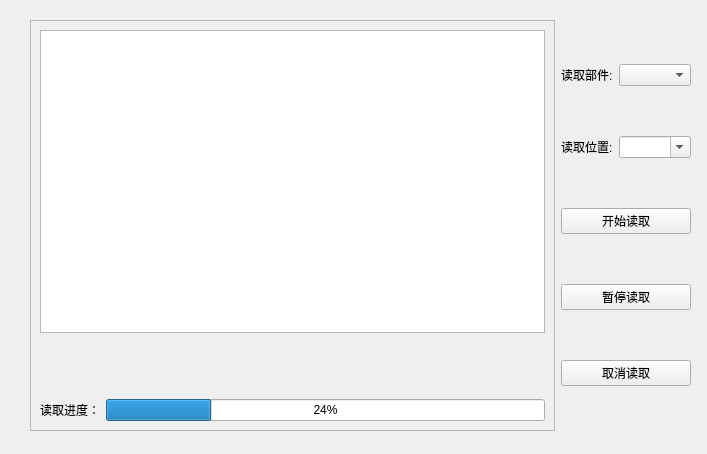
The window that ReadFile.ui (flamboyante/file-tools) describes before a commit, drawn with Qt 5.
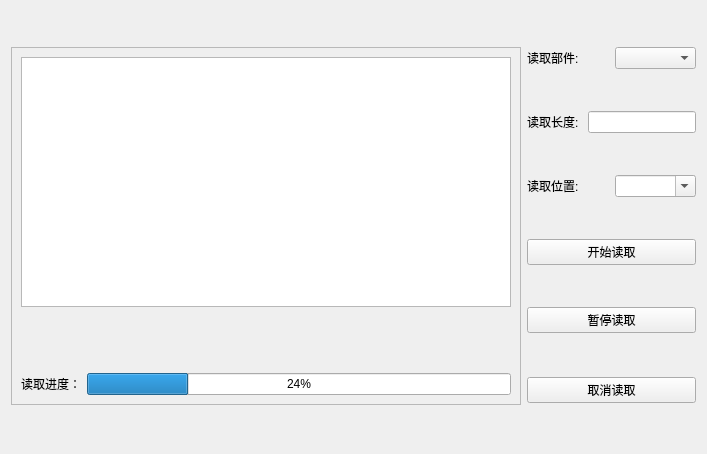
The same window after the commit. Custom widgets are drawn as their Qt base class.

Commit message:
(ReadfeatWindow): 增加读取长度选择功能
- 在界面上添加读取长度选择下拉框，提供常用长度选项
- 实现读取长度的获取和传递，支持不同长度的读取操作
- 自动修改存储readflash文件名

Diff of the .ui file:
```diff
--- a/ReadFile.ui
+++ b/ReadFile.ui
@@ -37,17 +37,8 @@
   <property name="windowTitle">
    <string>Flash</string>
   </property>
-  <widget class="QWidget" name="layoutWidget">
-   <property name="geometry">
-    <rect>
-     <x>30</x>
-     <y>20</y>
-     <width>661</width>
-     <height>411</height>
-    </rect>
-   </property>
-   <layout class="QHBoxLayout" name="horizontalLayout_4">
-    <item>
+  <layout class="QGridLayout" name="gridLayout_2">
+   <item row="0" column="0" rowspan="6">
      <widget class="QFrame" name="frame">
       <property name="frameShape">
        <enum>QFrame::StyledPanel</enum>
@@ -100,12 +91,16 @@
       </layout>
      </widget>
     </item>
-    <item>
-     <layout class="QVBoxLayout" name="verticalLayout_2">
-      <item>
+   <item row="0" column="1">
        <layout class="QHBoxLayout" name="horizontalLayout_2">
         <item>
          <widget class="QLabel" name="label">
+       <property name="sizePolicy">
+        <sizepolicy hsizetype="Minimum" vsizetype="Preferred">
+         <horstretch>0</horstretch>
+         <verstretch>0</verstretch>
+        </sizepolicy>
+       </property>
           <property name="text">
            <string>读取部件:</string>
           </property>
@@ -126,7 +121,7 @@
         </item>
        </layout>
       </item>
-      <item>
+   <item row="2" column="1">
        <layout class="QHBoxLayout" name="horizontalLayout_3">
         <item>
          <widget class="QLabel" name="label_2">
@@ -153,32 +148,71 @@
         </item>
        </layout>
       </item>
-      <item>
+   <item row="3" column="1">
        <widget class="QPushButton" name="pushButton_ReadBegin">
         <property name="text">
          <string>开始读取</string>
         </property>
        </widget>
       </item>
-      <item>
+   <item row="4" column="1">
        <widget class="QPushButton" name="pushButton_ReadInit">
         <property name="text">
          <string>暂停读取</string>
         </property>
        </widget>
       </item>
-      <item>
+   <item row="5" column="1">
        <widget class="QPushButton" name="pushButton_ReadCancel">
         <property name="text">
          <string>取消读取</string>
         </property>
        </widget>
       </item>
+   <item row="1" column="1">
+    <layout class="QHBoxLayout" name="horizontalLayout_4">
+     <item>
+      <widget class="QLabel" name="label_3">
+       <property name="sizePolicy">
+        <sizepolicy hsizetype="Fixed" vsizetype="Preferred">
+         <horstretch>112</horstretch>
+         <verstretch>0</verstretch>
+        </sizepolicy>
+       </property>
+       <property name="text">
+        <string>读取长度: </string>
+       </property>
+      </widget>
+     </item>
+     <item>
+      <widget class="EditableComboBox" name="comboBox_readLen">
+       <property name="sizePolicy">
+        <sizepolicy hsizetype="Fixed" vsizetype="Fixed">
+         <horstretch>0</horstretch>
+         <verstretch>0</verstretch>
+        </sizepolicy>
+       </property>
+       <property name="editable" stdset="0">
+        <bool>true</bool>
+       </property>
+      </widget>
+     </item>
      </layout>
     </item>
    </layout>
   </widget>
- </widget>
+ <customwidgets>
+  <customwidget>
+   <class>LineEdit</class>
+   <extends>QLineEdit</extends>
+   <header>qfluentwidgets</header>
+  </customwidget>
+  <customwidget>
+   <class>EditableComboBox</class>
+   <extends>LineEdit</extends>
+   <header>qfluentwidgets</header>
+  </customwidget>
+ </customwidgets>
  <resources/>
  <connections/>
 </ui>
```
Lines whose indentation alone changed are shown as unchanged. The commit also changes 3 other files.
